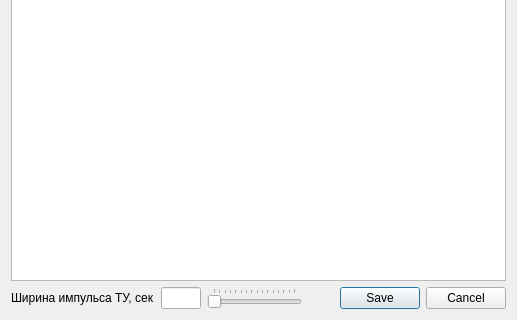
The window that forms/dlgtuinfo.ui (eugene-pa/armdncqt) describes before a commit, drawn with Qt 5; both pictures show x 0 to 517 and y 175 to 495 of the 517 by 495 pixel window.
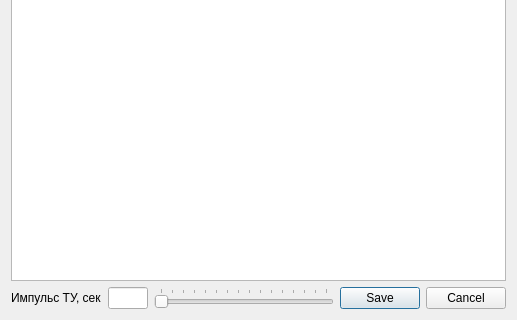
The same window after the commit.

Diff of the .ui file:
```diff
--- a/forms/dlgtuinfo.ui
+++ b/forms/dlgtuinfo.ui
@@ -18,7 +18,7 @@
     <widget class="QTableWidget" name="tableTu"/>
    </item>
    <item row="1" column="0">
-    <layout class="QHBoxLayout" name="horizontalLayout" stretch="0,0,3,1,0">
+    <layout class="QHBoxLayout" name="horizontalLayout" stretch="0,0,3,0">
      <item>
       <widget class="QLabel" name="label">
        <property name="sizePolicy">
@@ -28,7 +28,7 @@
         </sizepolicy>
        </property>
        <property name="text">
-        <string>Ширина импульса ТУ, сек</string>
+        <string>Импульс ТУ, сек</string>
        </property>
       </widget>
      </item>
@@ -64,19 +64,6 @@
        </property>
       </widget>
      </item>
-     <item>
-      <spacer name="horizontalSpacer">
-       <property name="orientation">
-        <enum>Qt::Horizontal</enum>
-       </property>
-       <property name="sizeHint" stdset="0">
-        <size>
-         <width>40</width>
-         <height>20</height>
-        </size>
-       </property>
-      </spacer>
-     </item>
      <item>
       <widget class="QDialogButtonBox" name="buttonBox">
        <property name="orientation">
```
